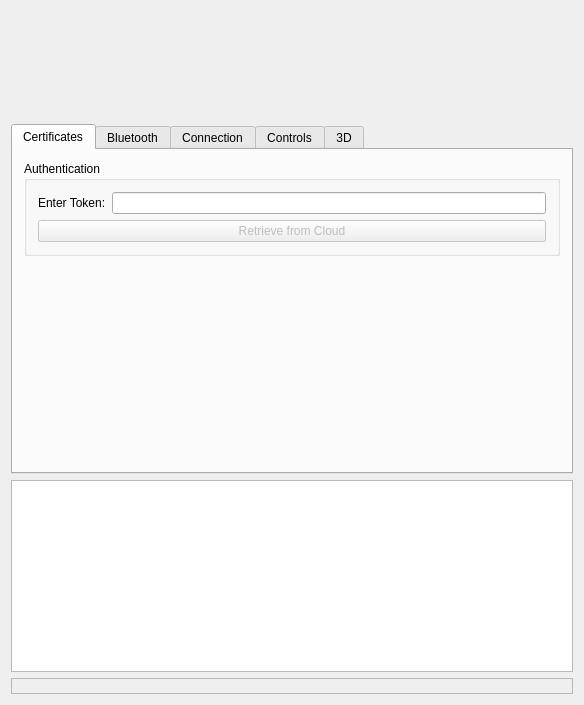
The window that examples/solum_qt/solumqt.ui (clariusdev/solum) describes before a commit, drawn with Qt 5.
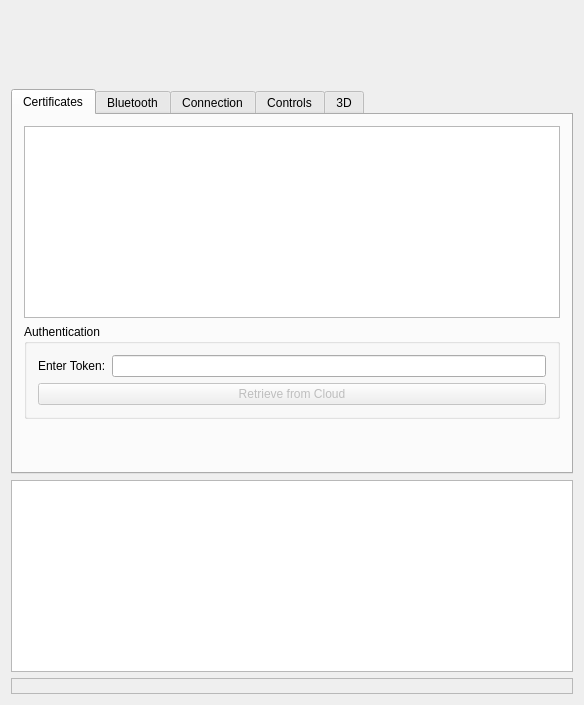
The same window after the commit. Custom widgets are drawn as their Qt base class.

Commit message: Qt: Certificates: display validity in a new table

The edit to the form file:
```diff
--- a/examples/solum_qt/solumqt.ui
+++ b/examples/solum_qt/solumqt.ui
@@ -48,6 +48,34 @@
         <string>Certificates</string>
        </attribute>
        <layout class="QVBoxLayout">
+        <item>
+         <widget class="QTableWidget" name="certtable">
+          <property name="editTriggers">
+           <set>QAbstractItemView::NoEditTriggers</set>
+          </property>
+          <property name="alternatingRowColors">
+           <bool>true</bool>
+          </property>
+          <property name="sortingEnabled">
+           <bool>true</bool>
+          </property>
+          <attribute name="horizontalHeaderMinimumSectionSize">
+           <number>0</number>
+          </attribute>
+          <attribute name="horizontalHeaderDefaultSectionSize">
+           <number>0</number>
+          </attribute>
+          <attribute name="horizontalHeaderShowSortIndicator" stdset="0">
+           <bool>true</bool>
+          </attribute>
+          <attribute name="horizontalHeaderStretchLastSection">
+           <bool>true</bool>
+          </attribute>
+          <attribute name="verticalHeaderVisible">
+           <bool>false</bool>
+          </attribute>
+         </widget>
+        </item>
         <item>
          <widget class="QGroupBox" name="groupBox_4">
           <property name="title">
```
The commit also changes 2 other files.
